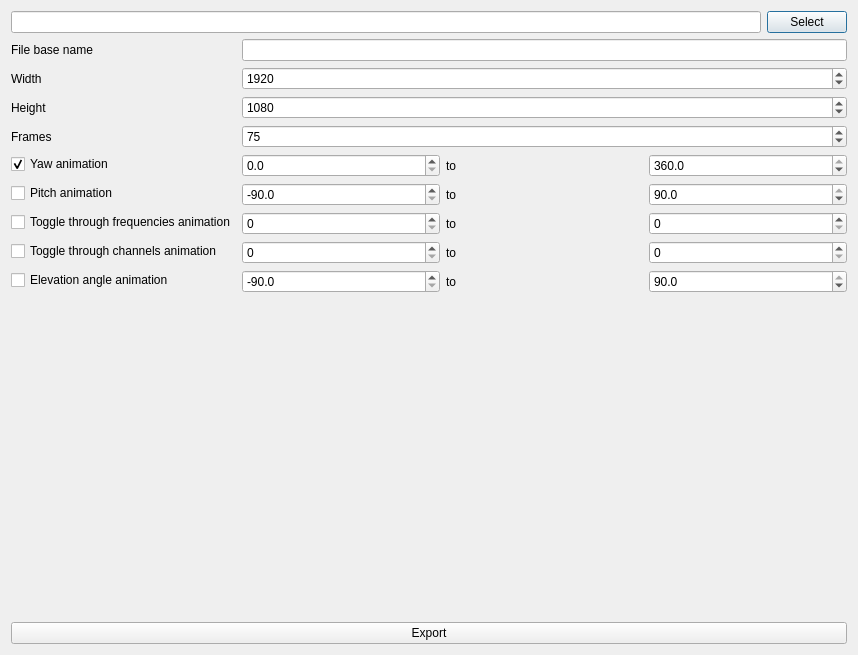
Before: the Qt Designer form apps/viewer/ui/QDAFFDialogExport3DPlotImageSeries.ui in svn2github/opendaff, drawn with Qt 5.
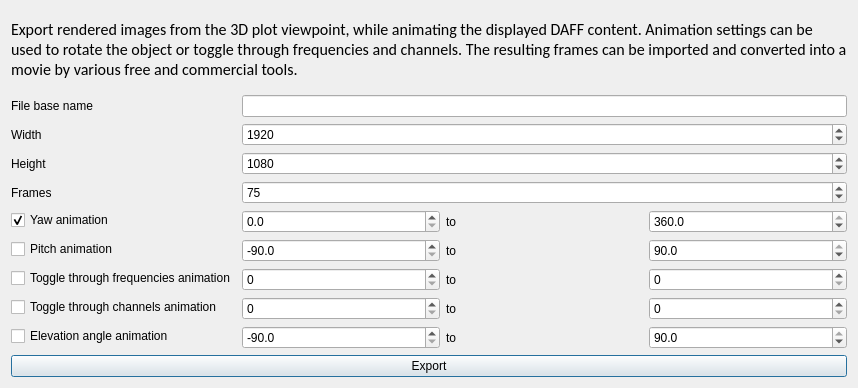
After: the same form once the commit is applied.

Commit message: Adding more settings to 3D animation image series export

Diff of the .ui file:
```diff
--- a/apps/viewer/ui/QDAFFDialogExport3DPlotImageSeries.ui
+++ b/apps/viewer/ui/QDAFFDialogExport3DPlotImageSeries.ui
@@ -7,7 +7,7 @@
     <x>0</x>
     <y>0</y>
     <width>858</width>
-    <height>655</height>
+    <height>388</height>
    </rect>
   </property>
   <property name="windowTitle">
@@ -15,29 +15,30 @@
   </property>
   <layout class="QVBoxLayout" name="verticalLayout">
    <item>
-    <layout class="QHBoxLayout" name="horizontalLayout">
-     <item>
-      <widget class="QLineEdit" name="lineEdit_ExportPath">
-       <property name="styleSheet">
-        <string notr="true">font: 12pt &quot;Calibri&quot;;</string>
-       </property>
-      </widget>
-     </item>
-     <item>
-      <widget class="QPushButton" name="pushButton_Browse">
-       <property name="styleSheet">
-        <string notr="true">font: 12pt &quot;Calibri&quot;;</string>
-       </property>
-       <property name="text">
-        <string>Select</string>
-       </property>
-      </widget>
-     </item>
-    </layout>
+    <widget class="QLabel" name="label_desc">
+     <property name="font">
+      <font>
+       <family>Calibri</family>
+       <pointsize>12</pointsize>
+      </font>
+     </property>
+     <property name="text">
+      <string>Export rendered images from the 3D plot viewpoint, while animating the displayed DAFF content. Animation settings can be used to rotate the object or toggle through frequencies and channels. The resulting frames can be imported and converted into a movie by various free and commercial tools.</string>
+     </property>
+     <property name="textFormat">
+      <enum>Qt::RichText</enum>
+     </property>
+     <property name="scaledContents">
+      <bool>false</bool>
+     </property>
+     <property name="wordWrap">
+      <bool>true</bool>
+     </property>
+    </widget>
    </item>
    <item>
     <layout class="QFormLayout" name="formLayout">
-     <item row="1" column="0">
+     <item row="2" column="0">
       <widget class="QLabel" name="width">
        <property name="styleSheet">
         <string notr="true">font: 12pt &quot;Calibri&quot;;</string>
@@ -47,7 +48,7 @@
        </property>
       </widget>
      </item>
-     <item row="2" column="0">
+     <item row="3" column="0">
       <widget class="QLabel" name="height">
        <property name="styleSheet">
         <string notr="true">font: 12pt &quot;Calibri&quot;;</string>
@@ -57,7 +58,7 @@
        </property>
       </widget>
      </item>
-     <item row="1" column="1">
+     <item row="2" column="1">
       <widget class="QSpinBox" name="spinBox_Width">
        <property name="styleSheet">
         <string notr="true">font: 12pt &quot;Calibri&quot;;</string>
@@ -73,7 +74,7 @@
        </property>
       </widget>
      </item>
-     <item row="2" column="1">
+     <item row="3" column="1">
       <widget class="QSpinBox" name="spinBox_Height">
        <property name="styleSheet">
         <string notr="true">font: 12pt &quot;Calibri&quot;;</string>
@@ -89,7 +90,7 @@
        </property>
       </widget>
      </item>
-     <item row="3" column="0">
+     <item row="4" column="0">
       <widget class="QLabel" name="label">
        <property name="styleSheet">
         <string notr="true">font: 12pt &quot;Calibri&quot;;</string>
@@ -99,7 +100,7 @@
        </property>
       </widget>
      </item>
-     <item row="3" column="1">
+     <item row="4" column="1">
       <widget class="QSpinBox" name="spinBox_frames">
        <property name="styleSheet">
         <string notr="true">font: 12pt &quot;Calibri&quot;;</string>
@@ -115,14 +116,14 @@
        </property>
       </widget>
      </item>
-     <item row="0" column="1">
+     <item row="1" column="1">
       <widget class="QLineEdit" name="lineEdit_FileBaseName">
        <property name="styleSheet">
         <string notr="true">font: 12pt &quot;Calibri&quot;;</string>
        </property>
       </widget>
      </item>
-     <item row="0" column="0">
+     <item row="1" column="0">
       <widget class="QLabel" name="label_FileBaseName">
        <property name="styleSheet">
         <string notr="true">font: 12pt &quot;Calibri&quot;;</string>
@@ -132,7 +133,7 @@
        </property>
       </widget>
      </item>
-     <item row="4" column="0">
+     <item row="5" column="0">
       <widget class="QCheckBox" name="checkBox_yaw">
        <property name="styleSheet">
         <string notr="true">font: 12pt &quot;Calibri&quot;;</string>
@@ -145,7 +146,7 @@
        </property>
       </widget>
      </item>
-     <item row="5" column="0">
+     <item row="6" column="0">
       <widget class="QCheckBox" name="checkBox_pitch">
        <property name="styleSheet">
         <string notr="true">font: 12pt &quot;Calibri&quot;;</string>
@@ -155,7 +156,7 @@
        </property>
       </widget>
      </item>
-     <item row="6" column="0">
+     <item row="7" column="0">
       <widget class="QCheckBox" name="checkBox_frequencies">
        <property name="styleSheet">
         <string notr="true">font: 12pt &quot;Calibri&quot;;</string>
@@ -165,7 +166,7 @@
        </property>
       </widget>
      </item>
-     <item row="7" column="0">
+     <item row="8" column="0">
       <widget class="QCheckBox" name="checkBox_channels">
        <property name="styleSheet">
         <string notr="true">font: 12pt &quot;Calibri&quot;;</string>
@@ -175,7 +176,7 @@
        </property>
       </widget>
      </item>
-     <item row="8" column="0">
+     <item row="9" column="0">
       <widget class="QCheckBox" name="checkBox_ele">
        <property name="styleSheet">
         <string notr="true">font: 12pt &quot;Calibri&quot;;</string>
@@ -185,7 +186,7 @@
        </property>
       </widget>
      </item>
-     <item row="4" column="1">
+     <item row="5" column="1">
       <layout class="QHBoxLayout" name="horizontalLayout_2">
        <item>
         <widget class="QDoubleSpinBox" name="doubleSpinBox_AnimationYawStart">
@@ -228,7 +229,7 @@
        </item>
       </layout>
      </item>
-     <item row="5" column="1">
+     <item row="6" column="1">
       <layout class="QHBoxLayout" name="horizontalLayout_3">
        <item>
         <widget class="QDoubleSpinBox" name="doubleSpinBox_AnimationPitchStart">
@@ -280,7 +281,7 @@
        </item>
       </layout>
      </item>
-     <item row="6" column="1">
+     <item row="7" column="1">
       <layout class="QHBoxLayout" name="horizontalLayout_4">
        <item>
         <widget class="QSpinBox" name="spinBox_AnimationFreqStartIndex">
@@ -308,7 +309,7 @@
        </item>
       </layout>
      </item>
-     <item row="7" column="1">
+     <item row="8" column="1">
       <layout class="QHBoxLayout" name="horizontalLayout_5">
        <item>
         <widget class="QSpinBox" name="spinBox_AnimationChannelStartIndex">
@@ -336,7 +337,7 @@
        </item>
       </layout>
      </item>
-     <item row="8" column="1">
+     <item row="9" column="1">
       <layout class="QHBoxLayout" name="horizontalLayout_6">
        <item>
         <widget class="QDoubleSpinBox" name="doubleSpinBox_AnimationEleStart">
```
The commit also changes 2 other files.
